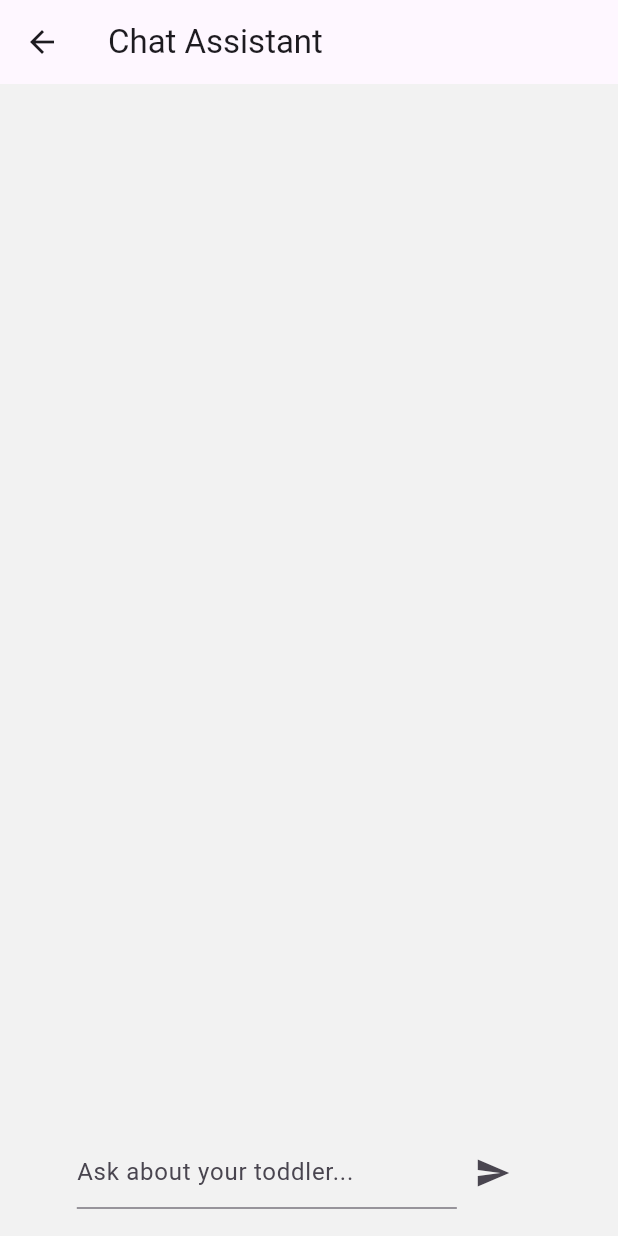
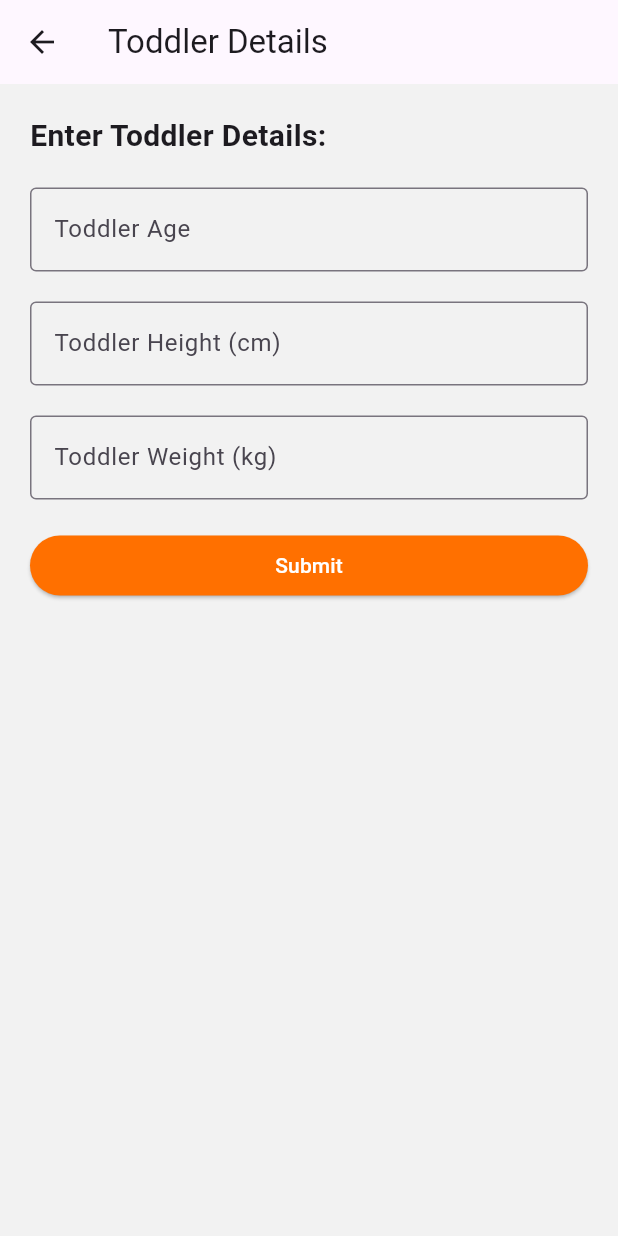
Before and after one commit to kaveenexe/toddler-research, a Flutter app: the screen it shows after launch, on a phone screen of 412 x 824 dp. Run offline on Flutter 3.47's test engine with Material 3 defaults, Android fonts, the phone set to English and light mode, and no system bars.

Commit message:
toddlr input

```diff
--- a/lib/main.dart
+++ b/lib/main.dart
@@ -2,6 +2,7 @@ import 'package:flutter/material.dart';
 import 'package:flutterapp/pages/chat_screen.dart';
 import 'package:flutterapp/pages/dangerscissor.dart';
 import 'package:flutterapp/pages/dangerknife.dart';
+import 'package:flutterapp/pages/toddlerdetailsinput_screen.dart';
 
 void main() {
   runApp(const MyApp());
@@ -17,7 +18,7 @@ class MyApp extends StatelessWidget {
       debugShowCheckedModeBanner: false,
       title: 'Flutter Demo',
       theme: new ThemeData(scaffoldBackgroundColor: const Color(0xFFF2F2F2)),
-      home: const ChatAssistant(),
+      home: const ToddlerDetailsInput(),
     );
   }
 }
--- /dev/null
+++ b/lib/pages/toddlerdetailsinput_screen.dart
@@ -0,0 +1,95 @@
+import "package:flutter/material.dart";
+
+class ToddlerDetailsInput extends StatefulWidget {
+  const ToddlerDetailsInput({super.key});
+
+  @override
+  State<ToddlerDetailsInput> createState() => _ToddlerDetailsInputState();
+}
+
+class _ToddlerDetailsInputState extends State<ToddlerDetailsInput> {
+  TextEditingController _ageController = TextEditingController();
+  TextEditingController _heightController = TextEditingController();
+  TextEditingController _weightController = TextEditingController();
+
+  @override
+  Widget build(BuildContext context) {
+
+    double screenWidth = MediaQuery.of(context).size.width;
+    double screenHeight = MediaQuery.of(context).size.height;
+
+    return Scaffold(
+      appBar: AppBar(
+        leading: IconButton(
+          icon: Icon(Icons.arrow_back),
+          onPressed: () {
+            // Handle back button press here
+          },
+        ),
+        title: const Text('Toddler Details'), // Set the app bar title here
+      ),
+      body: Padding(
+        padding: EdgeInsets.all(20.0),
+        child: Column(
+          crossAxisAlignment: CrossAxisAlignment.start,
+          children: <Widget>[
+            Text(
+              'Enter Toddler Details:',
+              style: TextStyle(fontSize: 20.0, fontWeight: FontWeight.bold),
+            ),
+            SizedBox(height: 20.0),
+            TextFormField(
+              controller: _ageController,
+              keyboardType: TextInputType.number,
+              decoration: InputDecoration(
+                labelText: 'Toddler Age',
+                border: OutlineInputBorder(),
+              ),
+            ),
+            SizedBox(height: 20.0),
+            TextFormField(
+              controller: _heightController,
+              keyboardType: TextInputType.number,
+              decoration: InputDecoration(
+                labelText: 'Toddler Height (cm)',
+                border: OutlineInputBorder(),
+              ),
+            ),
+            SizedBox(height: 20.0),
+            TextFormField(
+              controller: _weightController,
+              keyboardType: TextInputType.number,
+              decoration: InputDecoration(
+                labelText: 'Toddler Weight (kg)',
+                border: OutlineInputBorder(),
+              ),
+            ),
+            SizedBox(height: 20.0),
+            SizedBox(
+              width: double.infinity,
+              child: ElevatedButton(
+                onPressed: () {
+                  // Handle input submission here
+                  // For example, you can access the values using _ageController.text, _heightController.text, _weightController.text
+                  // Perform validation and processing as needed
+                },
+                style: ElevatedButton.styleFrom(
+                  backgroundColor: Color(0xFFFF7000), // Color #FF7000
+                ),
+                child: Text('Submit', style: TextStyle(color: Colors.white)),
+              ),
+            ),
+          ],
+        ),
+      ),
+    );
+  }
+
+  @override
+  void dispose() {
+    _ageController.dispose();
+    _heightController.dispose();
+    _weightController.dispose();
+    super.dispose();
+  }
+}
```
